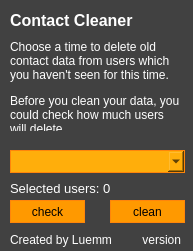
The window that main.ui (DasMonschta/ContactCleaner) describes before a commit, drawn with Qt 5.
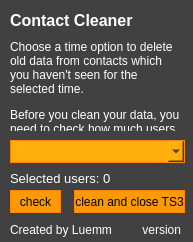
The same window after the commit.

What changed in the file:
```diff
--- a/main.ui
+++ b/main.ui
@@ -7,25 +7,25 @@
     <x>0</x>
     <y>0</y>
     <width>193</width>
-    <height>251</height>
+    <height>242</height>
    </rect>
   </property>
   <property name="sizePolicy">
    <sizepolicy hsizetype="Fixed" vsizetype="Fixed">
     <horstretch>193</horstretch>
-    <verstretch>251</verstretch>
+    <verstretch>242</verstretch>
    </sizepolicy>
   </property>
   <property name="minimumSize">
    <size>
-    <width>100</width>
-    <height>100</height>
+    <width>193</width>
+    <height>242</height>
    </size>
   </property>
   <property name="maximumSize">
    <size>
     <width>193</width>
-    <height>251</height>
+    <height>242</height>
    </size>
   </property>
   <property name="windowTitle">
@@ -39,9 +39,9 @@
   <widget class="QPushButton" name="ui_btn_clean">
    <property name="geometry">
     <rect>
-     <x>110</x>
-     <y>200</y>
-     <width>75</width>
+     <x>74</x>
+     <y>190</y>
+     <width>111</width>
      <height>23</height>
     </rect>
    </property>
@@ -59,7 +59,7 @@
 </string>
    </property>
    <property name="text">
-    <string>clean</string>
+    <string>clean and close TS3</string>
    </property>
   </widget>
   <widget class="QLabel" name="label">
@@ -78,7 +78,7 @@
     </sizepolicy>
    </property>
    <property name="text">
-    <string>&lt;html&gt;&lt;head/&gt;&lt;body&gt;&lt;p&gt;Choose a time to delete old contact data from users which you haven't seen for this time.&lt;/p&gt;&lt;p&gt;Before you clean your data, you could check how much users will delete.&lt;/p&gt;&lt;/body&gt;&lt;/html&gt;</string>
+    <string>&lt;html&gt;&lt;head/&gt;&lt;body&gt;&lt;p&gt;Choose a time option to delete old data from contacts which you haven't seen for the selected time.&lt;/p&gt;&lt;p&gt;Before you clean your data, you need to check how much users will delete.&lt;/p&gt;&lt;/body&gt;&lt;/html&gt;</string>
    </property>
    <property name="wordWrap">
     <bool>true</bool>
@@ -114,7 +114,7 @@
    <property name="geometry">
     <rect>
      <x>10</x>
-     <y>230</y>
+     <y>220</y>
      <width>101</width>
      <height>20</height>
     </rect>
@@ -136,7 +136,7 @@
    <property name="geometry">
     <rect>
      <x>120</x>
-     <y>230</y>
+     <y>220</y>
      <width>61</width>
      <height>20</height>
     </rect>
@@ -158,7 +158,7 @@
    <property name="geometry">
     <rect>
      <x>10</x>
-     <y>180</y>
+     <y>170</y>
      <width>141</width>
      <height>16</height>
     </rect>
@@ -182,8 +182,8 @@
    <property name="geometry">
     <rect>
      <x>10</x>
-     <y>200</y>
-     <width>75</width>
+     <y>190</y>
+     <width>51</width>
      <height>23</height>
     </rect>
    </property>
@@ -208,7 +208,7 @@
    <property name="geometry">
     <rect>
      <x>10</x>
-     <y>150</y>
+     <y>140</y>
      <width>175</width>
      <height>23</height>
     </rect>
```
Left out of the diff: 6 changed lines with no effect on the pictures.
